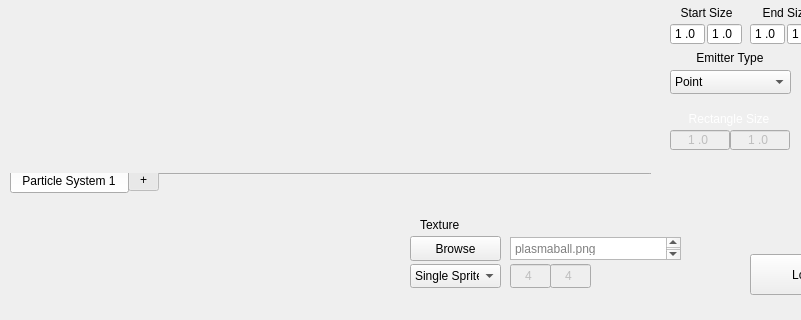
Qt form TA_ParticleEditor/TA_ParticleEditor/particleeditor.ui (Stureplan/TA_ParticleEditor) before a commit; both pictures show x 0 to 801 and y 333 to 653 of the 984 by 653 pixel window.
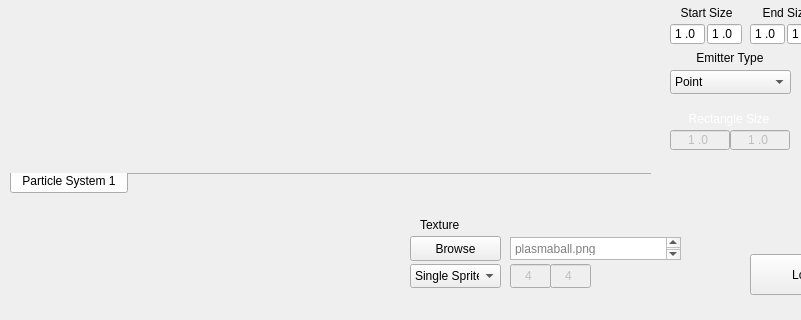
The same form after that commit. The open tabs and pages were chosen to show the change. Custom widgets are drawn as their Qt base class.

What changed in the file:
```diff
--- a/TA_ParticleEditor/TA_ParticleEditor/particleeditor.ui
+++ b/TA_ParticleEditor/TA_ParticleEditor/particleeditor.ui
@@ -957,16 +957,20 @@
     <property name="elideMode">
      <enum>Qt::ElideNone</enum>
     </property>
+    <property name="tabsClosable">
+     <bool>false</bool>
+    </property>
+    <property name="movable">
+     <bool>false</bool>
+    </property>
+    <property name="tabBarAutoHide">
+     <bool>false</bool>
+    </property>
     <widget class="QWidget" name="tab">
      <attribute name="title">
       <string>Particle System 1</string>
      </attribute>
     </widget>
-    <widget class="QWidget" name="tab_2">
-     <attribute name="title">
-      <string>+</string>
-     </attribute>
-    </widget>
    </widget>
   </widget>
   <widget class="QMenuBar" name="menuBar">
```
Left out of the diff: 2 changed lines with no effect on the pictures.
